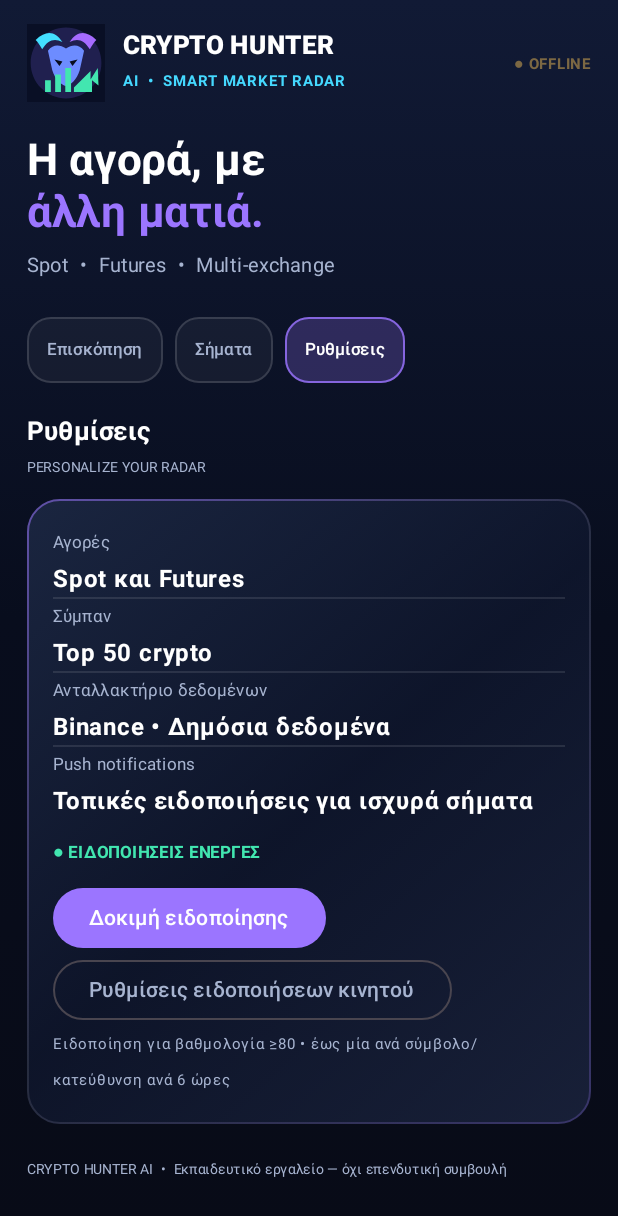
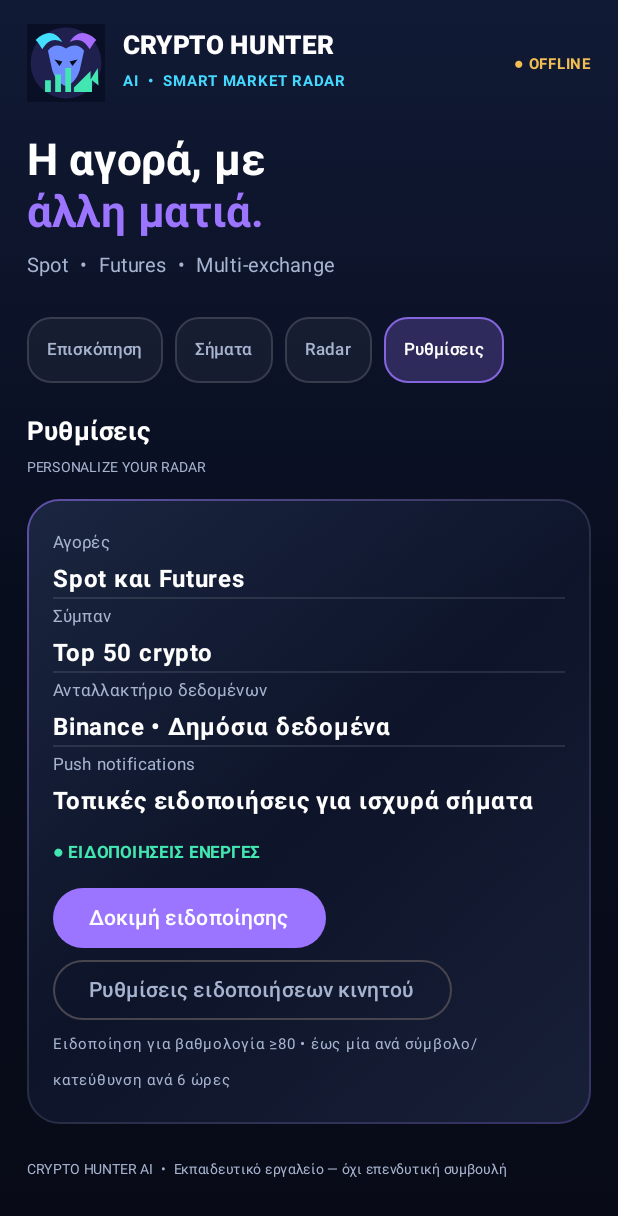
Before and after one commit to SACON1/CryptoHunterAI, an Android app built with Jetpack Compose: the screen it shows after launch (MainActivity), after a tap on "Ρυθμίσεις", on a phone screen of 412 x 824 dp. Shown: the top 1216 px of the screen. Run offline under Robolectric (Android 15) with nearby library versions, the phone set to English and light mode, and no system bars; 1 statement that could not run was skipped; 3 other taps on this screen came first.

Commit message:
Add Discovery Radar tab to Crypto Hunter AI

```diff
--- a/app/src/main/java/gr/cryptohunter/ai/MainActivity.kt
+++ b/app/src/main/java/gr/cryptohunter/ai/MainActivity.kt
@@ -190,7 +190,7 @@ fun CryptoHunterApp(notificationSymbol: String? = null, onNotificationHandled: (
             Text("Spot  •  Futures  •  Multi-exchange", color = Muted, fontSize = 13.sp)
             Spacer(Modifier.height(20.dp))
             Row(horizontalArrangement = Arrangement.spacedBy(8.dp)) {
-                listOf("Επισκόπηση", "Σήματα", "Ρυθμίσεις").forEach { item ->
+                listOf("Επισκόπηση", "Σήματα", "Radar", "Ρυθμίσεις").forEach { item ->
                     GlassChip(label = item, selected = tab == item) { tab = item }
                 }
             }
@@ -236,6 +236,9 @@ fun CryptoHunterApp(notificationSymbol: String? = null, onNotificationHandled: (
                             Text("Τα σήματα θα εμφανιστούν μόλις ολοκληρωθεί επιτυχώς η ανάλυση δεδομένων.", color = Muted, fontSize = 11.sp)
                         }
                     }
+                }
+                "Radar" -> {
+                    DiscoveryRadarScreen()
                 }
                 "Σήματα" -> {
                     SectionTitle("Τεχνικά σήματα", "TOP 50 • BINANCE • 1H • ΑΝΑΝΕΩΣΗ ΑΝΑ 5 ΛΕΠΤΑ")
```
